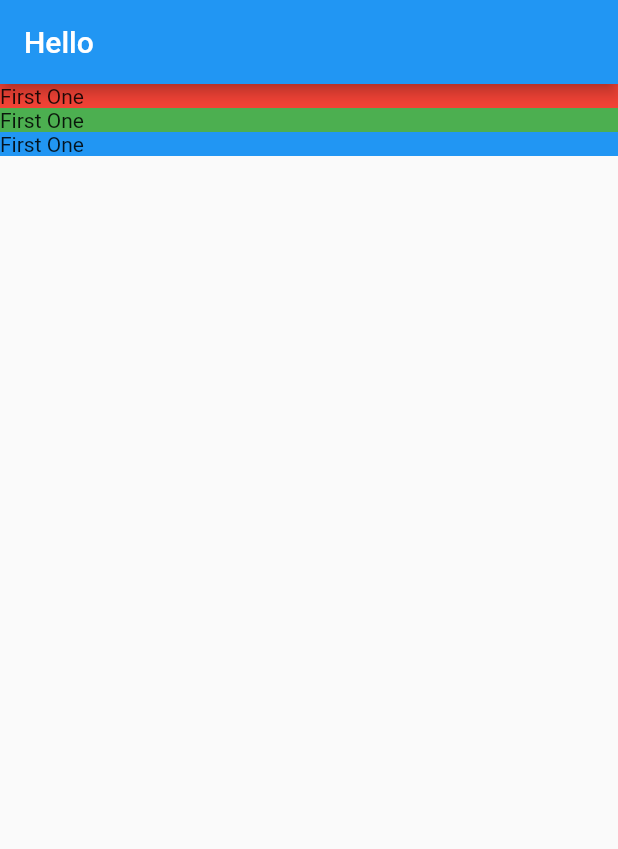
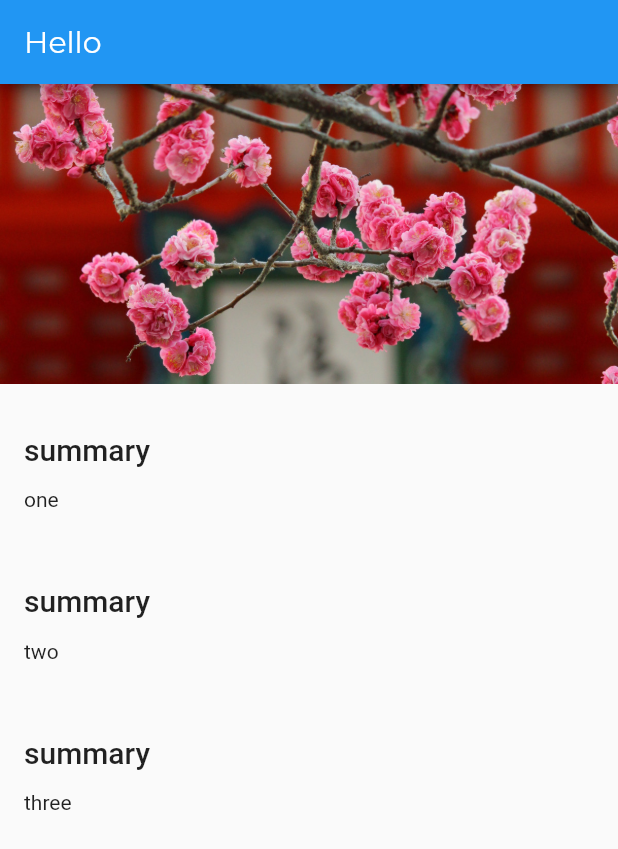
Before and after one commit to emreturgutce/flutter-understanding-basics, a Flutter app: the screen it shows after launch, on a phone screen of 412 x 824 dp. Shown: the top 849 px of the screen. Run offline on Flutter 3.47's test engine with Material 2 defaults, Android fonts, the phone set to English and light mode, and no system bars.

Commit message:
font and image

```diff
--- a/lib/app.dart
+++ b/lib/app.dart
@@ -1,11 +1,20 @@
 import 'package:flutter/material.dart';
+import 'package:hello_world/style.dart';
 import 'screens/location_detail/location_detail.dart';
 
 class App extends StatelessWidget {
   @override
   Widget build(BuildContext context) {
     return MaterialApp(
-      home: LocationDetail(),
-    );
+        home: LocationDetail(),
+        theme: ThemeData(
+            appBarTheme: AppBarTheme(
+          textTheme: TextTheme(
+            // ignore: deprecated_member_use
+            title: AppBarTextStyle,
+            // ignore: deprecated_member_use
+            body1: Body1TextStyle,
+          ),
+        )));
   }
 }
--- /dev/null
+++ b/lib/screens/location_detail/image_banner.dart
@@ -0,0 +1,21 @@
+import 'package:flutter/material.dart';
+
+class ImageBanner extends StatelessWidget {
+  final String _assetPath;
+
+  ImageBanner(this._assetPath);
+
+  @override
+  Widget build(BuildContext context) {
+    return Container(
+      constraints: BoxConstraints.expand(
+        height: 200.0,
+      ),
+      decoration: BoxDecoration(color: Colors.grey),
+      child: Image.asset(
+        _assetPath,
+        fit: BoxFit.cover,
+      ),
+    );
+  }
+}
--- a/lib/screens/location_detail/location_detail.dart
+++ b/lib/screens/location_detail/location_detail.dart
@@ -1,4 +1,5 @@
 import 'package:flutter/material.dart';
+import 'package:hello_world/screens/location_detail/image_banner.dart';
 import 'package:hello_world/screens/location_detail/text_section.dart';
 
 class LocationDetail extends StatelessWidget {
@@ -12,9 +13,10 @@ class LocationDetail extends StatelessWidget {
           mainAxisAlignment: MainAxisAlignment.start,
           crossAxisAlignment: CrossAxisAlignment.stretch,
           children: [
-            TextSection(Colors.red),
-            TextSection(Colors.green),
-            TextSection(Colors.blue),
+            ImageBanner("assets/images/kiyomizu-dera.jpg"),
+            TextSection("summary", "one"),
+            TextSection("summary", "two"),
+            TextSection("summary", "three"),
           ],
         ));
   }
--- a/lib/screens/location_detail/text_section.dart
+++ b/lib/screens/location_detail/text_section.dart
@@ -1,17 +1,35 @@
 import 'package:flutter/material.dart';
 
 class TextSection extends StatelessWidget {
-  final Color _color;
+  final String _title;
+  final String _body;
+  static const double _hPad = 16.0;
 
-  TextSection(this._color);
+  TextSection(this._title, this._body);
 
   @override
   Widget build(BuildContext context) {
-    return Container(
-      decoration: BoxDecoration(
-        color: _color,
-      ),
-      child: Text('First One'),
+    return Column(
+      mainAxisAlignment: MainAxisAlignment.start,
+      crossAxisAlignment: CrossAxisAlignment.stretch,
+      children: [
+        Container(
+          padding: const EdgeInsets.fromLTRB(_hPad, 32.0, _hPad, 4.0),
+          child: Text(
+            _title,
+            // ignore: deprecated_member_use
+            style: Theme.of(context).textTheme.title,
+          ),
+        ),
+        Container(
+          padding: const EdgeInsets.fromLTRB(_hPad, 10.0, _hPad, _hPad),
+          child: Text(
+            _body,
+            // ignore: deprecated_member_use
+            style: Theme.of(context).textTheme.body1,
+          ),
+        ),
+      ],
     );
   }
 }
--- /dev/null
+++ b/lib/style.dart
@@ -0,0 +1,27 @@
+import 'package:flutter/material.dart';
+
+const LargeTextSize = 26.0;
+const MediumTextSize = 20.0;
+const BodyTextSize = 16.0;
+
+const String FontNameDefault = 'Montserrat';
+
+const AppBarTextStyle = TextStyle(
+    fontFamily: FontNameDefault,
+    fontWeight: FontWeight.w300,
+    fontSize: MediumTextSize,
+    color: Colors.white);
+
+const TitleTextStyle = TextStyle(
+  fontFamily: FontNameDefault,
+  fontWeight: FontWeight.w300,
+  fontSize: LargeTextSize,
+  color: Colors.black,
+);
+
+const Body1TextStyle = TextStyle(
+  fontFamily: FontNameDefault,
+  fontWeight: FontWeight.w300,
+  fontSize: BodyTextSize,
+  color: Colors.black,
+);
```
Also changed, not shown: pubspec.yaml (+15 -20 lines), assets/fonts/Montserrat-Bold.ttf (added), assets/fonts/Montserrat-Regular.ttf (added).
